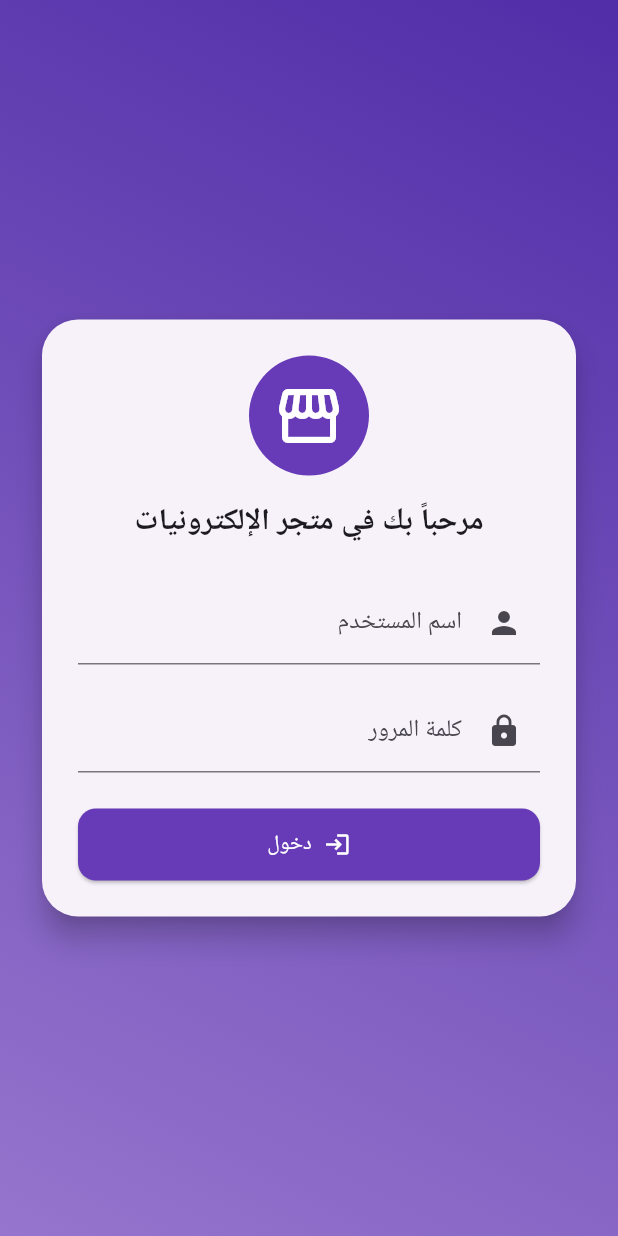
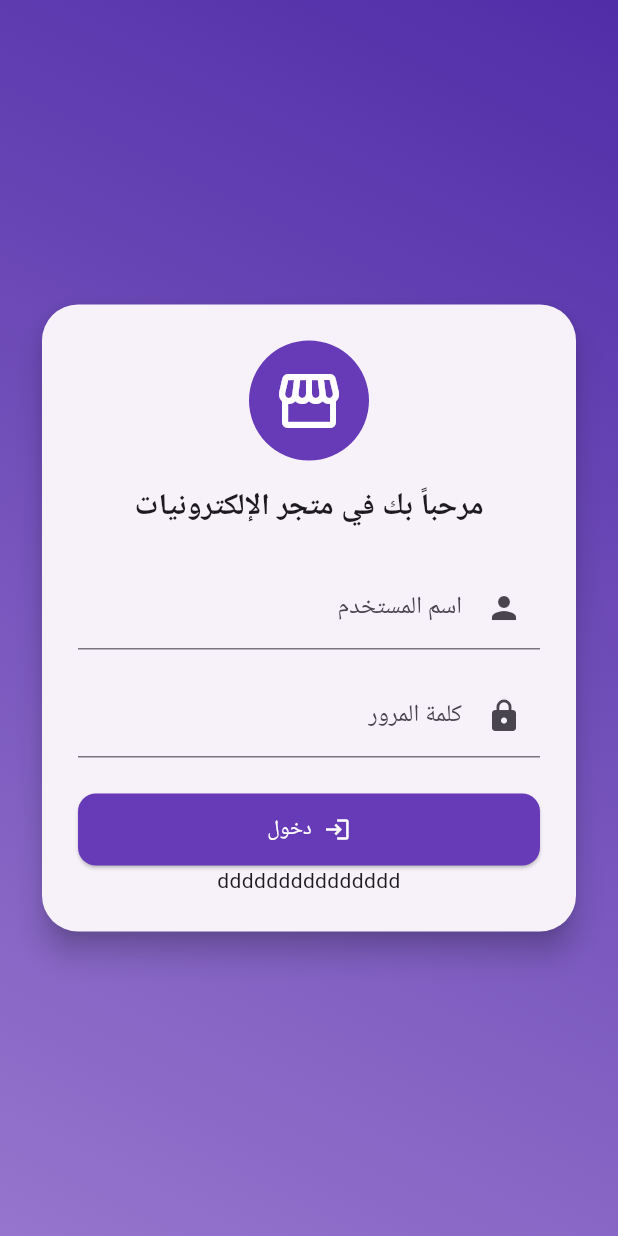
Before and after one commit to yaseralabbasi1/yaser_project5, a Flutter app: the screen it shows after launch, on a phone screen of 412 x 824 dp. Run offline on Flutter 3.47's test engine with Material 3 defaults, Android fonts, the phone set to English and light mode, and no system bars; our stand-ins replace image_picker, shared_preferences, sqflite; accounts and stored records are empty.

Commit message:
update login Screen naww

```diff
--- a/lib/screens/login_screen.dart
+++ b/lib/screens/login_screen.dart
@@ -109,6 +109,7 @@ class LoginScreen extends StatelessWidget {
                             onPressed: () => _login(context),
                           ),
                         ),
+                        Text("ddddddddddddddd")
                       ],
                     ),
                   ),
```
